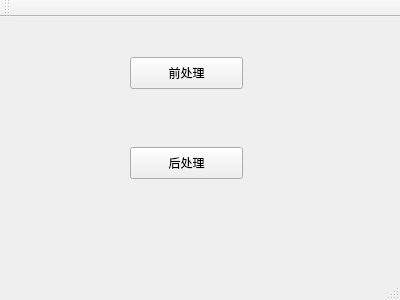
Qt form mainwindow.ui (Q55/windrose) before a commit.
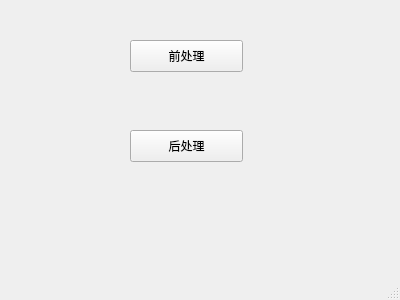
The same form after that commit.

Commit message: add utils and dataprocess class. dialog.ui instead preprocessorwidget for test.

Patch:
```diff
--- a/mainwindow.ui
+++ b/mainwindow.ui
@@ -51,14 +51,6 @@
     </rect>
    </property>
   </widget>
-  <widget class="QToolBar" name="mainToolBar">
-   <attribute name="toolBarArea">
-    <enum>TopToolBarArea</enum>
-   </attribute>
-   <attribute name="toolBarBreak">
-    <bool>false</bool>
-   </attribute>
-  </widget>
   <widget class="QStatusBar" name="statusBar"/>
  </widget>
  <layoutdefault spacing="6" margin="11"/>
```
The commit also changes 13 other files.
